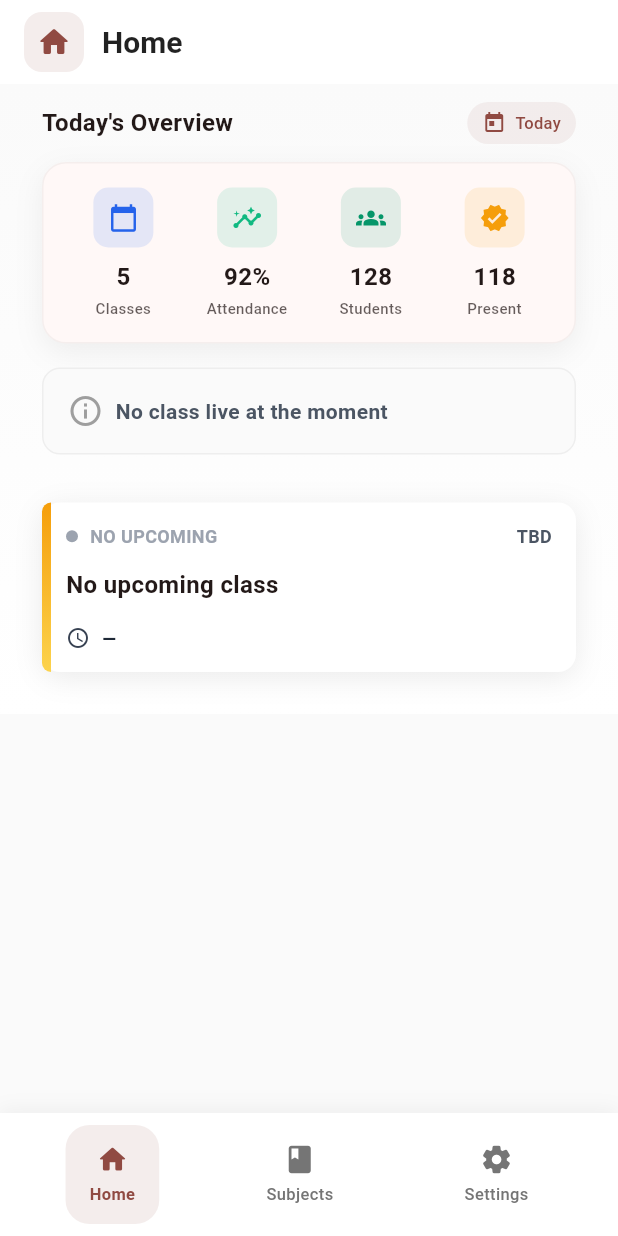
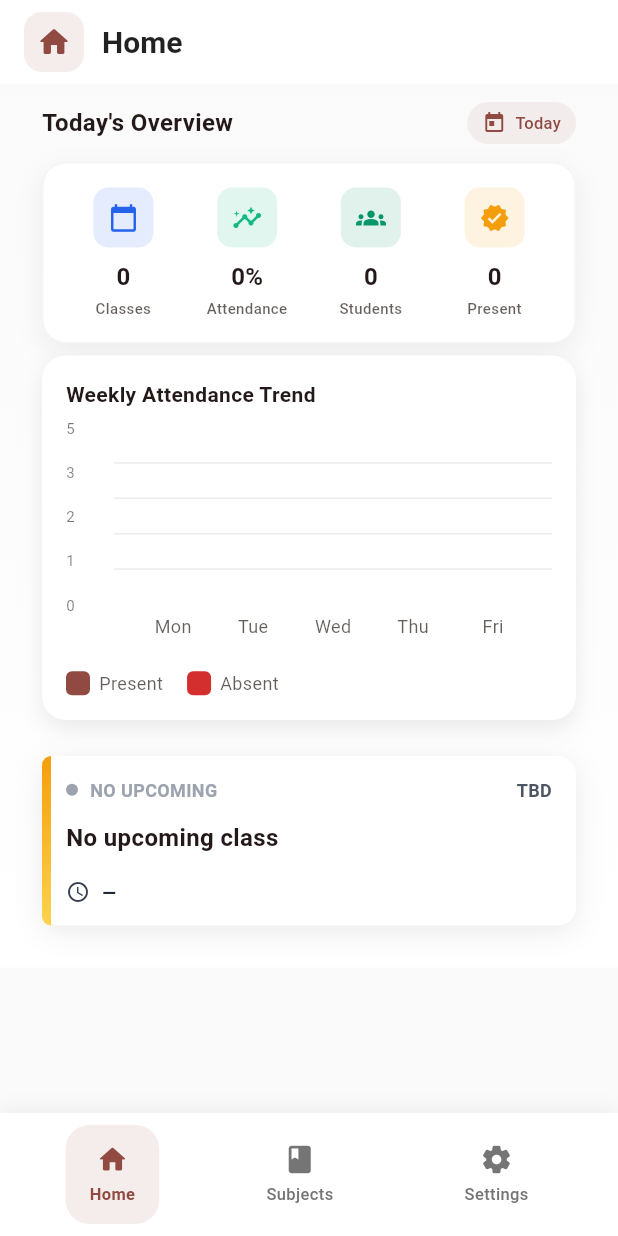
Before and after one commit to RaveZam/MyAttendance, a Flutter app: the screen it shows once a user with an empty profile is signed in, on a phone screen of 412 x 824 dp. Run offline on Flutter 3.47's test engine with Material 3 defaults, Android fonts, the phone set to English and light mode, and no system bars; drawn by our look-alikes of fl_chart; our stand-ins replace connectivity_plus, drift, drift_flutter, flutter_blue_plus, flutter_form_builder, form_builder_validators and 3 more; missing offline and left inert: flutter_ble_peripheral, mobile_scanner; accounts and stored records are empty; generated files the repository leaves out were written again.

Commit message:
Added Weekly Chart for displaying weekly absnence and present amount of students

```diff
--- a/lib/features/Teacher/features/schedule/widgets/display_current_class.dart
+++ b/lib/features/Teacher/features/schedule/widgets/display_current_class.dart
@@ -279,30 +279,7 @@ class _DisplayCurrentClassState extends State<DisplayCurrentClass>
   @override
   Widget build(BuildContext context) {
     if (_liveSchedule == null || _liveSubject == null) {
-      return Container(
-        margin: const EdgeInsets.all(16),
-        padding: const EdgeInsets.all(16),
-        decoration: BoxDecoration(
-          color: Colors.grey[50],
-          borderRadius: BorderRadius.circular(12),
-          border: Border.all(color: Colors.grey[200]!),
-        ),
-        child: Row(
-          children: [
-            Icon(Icons.info_outline, color: Colors.grey[500]),
-            const SizedBox(width: 8),
-            const Expanded(
-              child: Text(
-                'No class live at the moment',
-                style: TextStyle(
-                  color: Color(0xFF4B5563),
-                  fontWeight: FontWeight.w600,
-                ),
-              ),
-            ),
-          ],
-        ),
-      );
+      return const SizedBox.shrink();
     }
 
     return _CurrentClassCard(
--- a/lib/features/Teacher/features/students_list/pages/student_page.dart
+++ b/lib/features/Teacher/features/students_list/pages/student_page.dart
@@ -310,6 +310,7 @@ class _StudentPageState extends State<StudentPage> {
                           ),
                         ),
                         const SizedBox(height: 4),
+                        if (semesterInfo != null)
                           Text(
                             semesterInfo!,
                             style: TextStyle(
@@ -325,9 +326,6 @@ class _StudentPageState extends State<StudentPage> {
                             color: scheme.onSurfaceVariant,
                           ),
                         ),
-                        if (semesterInfo != null) ...[
-                          const SizedBox(height: 4),
-                        ],
                         const SizedBox(height: 10),
                         Row(
                           children: [
--- a/lib/features/Teacher/pages/teacher_home_page.dart
+++ b/lib/features/Teacher/pages/teacher_home_page.dart
@@ -2,6 +2,7 @@ import 'package:flutter/material.dart';
 import 'package:myattendance/core/widgets/custom_app_bar.dart';
 import 'package:myattendance/features/Teacher/features/schedule/widgets/display_current_class.dart';
 import 'package:myattendance/features/Teacher/features/schedule/widgets/display_next_class.dart';
+import 'package:myattendance/features/Teacher/widgets/chart_comparison.dart';
 import 'package:myattendance/features/Teacher/widgets/overview_section.dart';
 
 class TeacherHomePage extends StatefulWidget {
@@ -37,6 +38,7 @@ class _TeacherHomePageState extends State<TeacherHomePage> {
             child: Column(
               children: [
                 OverviewSection(),
+                ChartComparison(),
                 DisplayCurrentClass(),
                 DisplayNextClass(),
 
--- /dev/null
+++ b/lib/features/Teacher/widgets/chart_comparison.dart
@@ -0,0 +1,349 @@
+import 'dart:math';
+
+import 'package:fl_chart/fl_chart.dart';
+import 'package:flutter/material.dart';
+import 'package:intl/intl.dart';
+import 'package:myattendance/core/database/app_database.dart';
+
+class ChartComparison extends StatefulWidget {
+  const ChartComparison({super.key});
+
+  @override
+  State<ChartComparison> createState() => _ChartComparisonState();
+}
+
+class _ChartComparisonState extends State<ChartComparison> {
+  final List<int> _presentCounts = [];
+  final List<int> _absentCounts = [];
+  final List<String> _dayLabels = [];
+  final List<DateTime> _dayDates = [];
+  double _maxValue = 0;
+  bool _isLoading = true;
+
+  @override
+  void initState() {
+    super.initState();
+    _loadWeeklyTrend();
+  }
+
+  Future<void> _loadWeeklyTrend() async {
+    setState(() => _isLoading = true);
+    try {
+      final db = AppDatabase.instance;
+      final now = DateTime.now();
+      final startOfWeek = DateTime(
+        now.year,
+        now.month,
+        now.day,
+      ).subtract(Duration(days: now.weekday - 1));
+      final endOfWeek = startOfWeek.add(
+        const Duration(days: 6, hours: 23, minutes: 59, seconds: 59),
+      );
+
+      final allSessions = await (db.select(db.sessions)).get();
+      final weekSessions = allSessions.where((session) {
+        final sessionDate = session.startTime;
+        return sessionDate.isAfter(
+              startOfWeek.subtract(const Duration(seconds: 1)),
+            ) &&
+            sessionDate.isBefore(endOfWeek.add(const Duration(seconds: 1)));
+      }).toList();
+
+      final sessionIds = weekSessions.map((s) => s.id).toList();
+      final attendance = sessionIds.isNotEmpty
+          ? await db.getAttendanceBySessionIds(sessionIds)
+          : <AttendanceData>[];
+
+      _presentCounts.clear();
+      _absentCounts.clear();
+      _dayLabels.clear();
+      _dayDates.clear();
+      _maxValue = 0;
+
+      for (var index = 0; index < 7; index++) {
+        final day = startOfWeek.add(Duration(days: index));
+        // Skip Saturday (6) and Sunday (7)
+        if (day.weekday == DateTime.saturday ||
+            day.weekday == DateTime.sunday) {
+          continue;
+        }
+
+        final daySessionIds = weekSessions
+            .where((s) => _isSameDay(s.startTime, day))
+            .map((s) => s.id)
+            .toSet();
+        final dayAttendance = attendance
+            .where((a) => daySessionIds.contains(a.sessionId))
+            .toList();
+
+        final presentCount = dayAttendance.where((a) {
+          final status = a.status.toLowerCase();
+          return status == 'present' || status == 'late';
+        }).length;
+
+        final absentCount = dayAttendance
+            .where((a) => a.status.toLowerCase() == 'absent')
+            .length;
+
+        _presentCounts.add(presentCount);
+        _absentCounts.add(absentCount);
+        _dayLabels.add(DateFormat.E().format(day));
+        _dayDates.add(day);
+        _maxValue = max(_maxValue, max(presentCount, absentCount).toDouble());
+      }
+
+      if (_maxValue < 5) {
+        _maxValue = 5;
+      }
+    } catch (e) {
+      debugPrint('Failed to load weekly trend: $e');
+    } finally {
+      if (mounted) {
+        setState(() => _isLoading = false);
+      }
+    }
+  }
+
+  bool _isSameDay(DateTime a, DateTime b) {
+    return a.year == b.year && a.month == b.month && a.day == b.day;
+  }
+
+  @override
+  Widget build(BuildContext context) {
+    final scheme = Theme.of(context).colorScheme;
+    return Container(
+      margin: const EdgeInsets.symmetric(horizontal: 16, vertical: 8),
+      padding: const EdgeInsets.all(16),
+      decoration: BoxDecoration(
+        color: Colors.white,
+        borderRadius: BorderRadius.circular(16),
+        boxShadow: [
+          BoxShadow(
+            color: Colors.black.withOpacity(0.08),
+            blurRadius: 12,
+            offset: const Offset(0, 6),
+          ),
+        ],
+      ),
+      child: Column(
+        crossAxisAlignment: CrossAxisAlignment.start,
+        children: [
+          Text(
+            'Weekly Attendance Trend',
+            style: TextStyle(
+              color: scheme.onSurface,
+              fontWeight: FontWeight.w600,
+            ),
+          ),
+          const SizedBox(height: 12),
+          _isLoading
+              ? const SizedBox(
+                  height: 120,
+                  child: Center(child: CircularProgressIndicator()),
+                )
+              : SizedBox(
+                  height: 150,
+                  child: BarChart(
+                    BarChartData(
+                      minY: 0,
+                      maxY: max(_maxValue, 5),
+                      gridData: FlGridData(
+                        show: true,
+                        horizontalInterval: max(
+                          1,
+                          (_maxValue / 5).clamp(1, 10),
+                        ),
+                        drawVerticalLine: false,
+                        getDrawingHorizontalLine: (value) => FlLine(
+                          color: Colors.grey.withOpacity(0.2),
+                          strokeWidth: 1,
+                        ),
+                      ),
+                      titlesData: FlTitlesData(
+                        bottomTitles: AxisTitles(
+                          axisNameSize: 22,
+                          sideTitles: SideTitles(
+                            showTitles: true,
+                            reservedSize: 32,
+                            getTitlesWidget: (value, meta) {
+                              final index = value.toInt();
+                              final label =
+                                  index >= 0 && index < _dayLabels.length
+                                  ? _dayLabels[index]
+                                  : '';
+                              return Padding(
+                                padding: const EdgeInsets.only(top: 6),
+                                child: Text(
+                                  label,
+                                  style: TextStyle(
+                                    color: scheme.onSurface.withOpacity(0.7),
+                                    fontSize: 12,
+                                  ),
+                                ),
+                              );
+                            },
+                          ),
+                        ),
+                        leftTitles: AxisTitles(
+                          sideTitles: SideTitles(
+                            showTitles: true,
+                            interval: max(
+                              1,
+                              (_maxValue / 4).clamp(1, double.infinity),
+                            ),
+                            getTitlesWidget: (value, meta) {
+                              return Text(
+                                value.toInt().toString(),
+                                style: TextStyle(
+                                  color: scheme.onSurface.withOpacity(0.6),
+                                  fontSize: 10,
+                                ),
+                              );
+                            },
+                            reservedSize: 32,
+                          ),
+                        ),
+                        topTitles: AxisTitles(
+                          sideTitles: SideTitles(showTitles: false),
+                        ),
+                        rightTitles: AxisTitles(
+                          sideTitles: SideTitles(showTitles: false),
+                        ),
+                      ),
+                      borderData: FlBorderData(show: false),
+                      barGroups: List.generate(_dayLabels.length, (index) {
+                        return BarChartGroupData(
+                          x: index,
+                          groupVertically: false,
+                          barsSpace: 4,
+                          barRods: [
+                            BarChartRodData(
+                              toY: index < _presentCounts.length
+                                  ? _presentCounts[index].toDouble()
+                                  : 0,
+                              color: scheme.primary,
+                              width: 12,
+                              borderRadius: const BorderRadius.only(
+                                topLeft: Radius.circular(4),
+                                topRight: Radius.circular(4),
+                              ),
+                            ),
+                            BarChartRodData(
+                              toY: index < _absentCounts.length
+                                  ? _absentCounts[index].toDouble()
+                                  : 0,
+                              color: Colors.red.shade700,
+                              width: 12,
+                              borderRadius: const BorderRadius.only(
+                                topLeft: Radius.circular(4),
+                                topRight: Radius.circular(4),
+                              ),
+                            ),
+                          ],
+                        );
+                      }),
+                      groupsSpace: 8,
+                      barTouchData: BarTouchData(
+                        enabled: true,
+                        touchTooltipData: BarTouchTooltipData(
+                          getTooltipColor: (group) => Colors.white,
+                          tooltipRoundedRadius: 8,
+                          tooltipPadding: const EdgeInsets.all(8),
+                          tooltipMargin: 8,
+                          getTooltipItem: (group, groupIndex, rod, rodIndex) {
+                            final index = group.x.toInt();
+                            final present = index < _presentCounts.length
+                                ? _presentCounts[index]
+                                : 0;
+                            final absent = index < _absentCounts.length
+                                ? _absentCounts[index]
+                                : 0;
+
+                            return BarTooltipItem(
+                              '',
+                              const TextStyle(),
+                              children: [
+                                TextSpan(
+                                  text: 'Present: ',
+                                  style: TextStyle(
+                                    color: scheme.primary,
+                                    fontSize: 12,
+                                    fontWeight: FontWeight.w600,
+                                  ),
+                                ),
+                                TextSpan(
+                                  text: '$present\n',
+                                  style: TextStyle(
+                                    color: scheme.primary,
+                                    fontSize: 12,
+                                    fontWeight: FontWeight.w700,
+                                  ),
+                                ),
+                                TextSpan(
+                                  text: 'Absent: ',
+                                  style: TextStyle(
+                                    color: Colors.red.shade700,
+                                    fontSize: 12,
+                                    fontWeight: FontWeight.w600,
+                                  ),
+                                ),
+                                TextSpan(
+                                  text: '$absent',
+                                  style: TextStyle(
+                                    color: Colors.red.shade700,
+                                    fontSize: 12,
+                                    fontWeight: FontWeight.w700,
+                                  ),
+                                ),
+                              ],
+                            );
+                          },
+                        ),
+                      ),
+                    ),
+                  ),
+                ),
+          const SizedBox(height: 12),
+          Row(
+            children: [
+              _LegendDot(color: scheme.primary, label: 'Present'),
+              const SizedBox(width: 16),
+              _LegendDot(color: Colors.red.shade700, label: 'Absent'),
+            ],
+          ),
+        ],
+      ),
+    );
+  }
+}
+
+class _LegendDot extends StatelessWidget {
+  final Color color;
+  final String label;
+
+  const _LegendDot({required this.color, required this.label});
+
+  @override
+  Widget build(BuildContext context) {
+    return Row(
+      children: [
+        Container(
+          width: 16,
+          height: 16,
+          decoration: BoxDecoration(
+            color: color,
+            borderRadius: BorderRadius.circular(4),
+          ),
+        ),
+        const SizedBox(width: 6),
+        Text(
+          label,
+          style: TextStyle(
+            color: Theme.of(context).colorScheme.onSurface.withOpacity(0.7),
+            fontSize: 12,
+          ),
+        ),
+      ],
+    );
+  }
+}
--- a/lib/features/Teacher/widgets/overview_section.dart
+++ b/lib/features/Teacher/widgets/overview_section.dart
@@ -1,7 +1,97 @@
 import 'package:flutter/material.dart';
+import 'package:myattendance/core/database/app_database.dart';
 
-class OverviewSection extends StatelessWidget {
+class OverviewSection extends StatefulWidget {
   const OverviewSection({super.key});
+
+  @override
+  State<OverviewSection> createState() => _OverviewSectionState();
+}
+
+class _OverviewSectionState extends State<OverviewSection> {
+  int _classesCount = 0;
+  String _attendancePercentage = '0%';
+  int _studentsCount = 0;
+  int _presentCount = 0;
+  bool _loading = true;
+
+  @override
+  void initState() {
+    super.initState();
+    _loadTodayData();
+  }
+
+  Future<void> _loadTodayData() async {
+    setState(() => _loading = true);
+    try {
+      final db = AppDatabase.instance;
+      final now = DateTime.now();
+      final todayStart = DateTime(now.year, now.month, now.day);
+      final todayEnd = DateTime(now.year, now.month, now.day, 23, 59, 59);
+
+      // Get all sessions
+      final allSessions = await (db.select(db.sessions)).get();
+
+      // Filter sessions for today
+      final todaySessions = allSessions.where((session) {
+        final sessionDate = session.startTime;
+        return sessionDate.isAfter(
+              todayStart.subtract(const Duration(seconds: 1)),
+            ) &&
+            sessionDate.isBefore(todayEnd.add(const Duration(seconds: 1)));
+      }).toList();
+
+      _classesCount = todaySessions.length;
+
+      // Get all session IDs for today
+      final todaySessionIds = todaySessions.map((s) => s.id).toList();
+
+      // Get all attendance records for today's sessions
+      List<AttendanceData> todayAttendance = [];
+      if (todaySessionIds.isNotEmpty) {
+        todayAttendance = await db.getAttendanceBySessionIds(todaySessionIds);
+      }
+
+      // Count present students
+      _presentCount = todayAttendance
+          .where((a) => a.status.toLowerCase() == 'present')
+          .length;
+
+      // Get all unique students across all subjects
+      final allSubjects = await db.getAllSubjects();
+      Set<int> uniqueStudentIds = {};
+      for (final subject in allSubjects) {
+        final students = await db.getStudentsInSubject(subject.id);
+        for (final student in students) {
+          uniqueStudentIds.add(student.id);
+        }
+      }
+      _studentsCount = uniqueStudentIds.length;
+
+      // Calculate attendance percentage based on actual expected attendance
+      // For each session today, count students enrolled in that subject
+      int totalExpectedAttendance = 0;
+
+      for (final session in todaySessions) {
+        final students = await db.getStudentsInSubject(session.subjectId);
+        totalExpectedAttendance += students.length;
+      }
+
+      if (totalExpectedAttendance > 0) {
+        final percentage = (_presentCount / totalExpectedAttendance * 100)
+            .round();
+        _attendancePercentage = '$percentage%';
+      } else {
+        _attendancePercentage = '0%';
+      }
+    } catch (e) {
+      debugPrint('Error loading today data: $e');
+    } finally {
+      if (mounted) {
+        setState(() => _loading = false);
+      }
+    }
+  }
 
   @override
   Widget build(BuildContext context) {
@@ -51,7 +141,7 @@ class OverviewSection extends StatelessWidget {
           const SizedBox(height: 12),
           Container(
             decoration: BoxDecoration(
-              color: scheme.surface,
+              color: Colors.white,
               borderRadius: BorderRadius.circular(16),
               border: Border.all(color: Colors.black.withOpacity(0.04)),
               boxShadow: [
@@ -63,14 +153,21 @@ class OverviewSection extends StatelessWidget {
               ],
             ),
             padding: const EdgeInsets.symmetric(vertical: 16, horizontal: 16),
-            child: Row(
+            child: _loading
+                ? const Center(
+                    child: Padding(
+                      padding: EdgeInsets.all(16.0),
+                      child: CircularProgressIndicator(),
+                    ),
+                  )
+                : Row(
                     children: [
                       Expanded(
                         child: _CompactStatCard(
                           icon: Icons.calendar_today,
                           iconColor: Color(0xFF2563EB),
                           label: 'Classes',
-                    value: '5',
+                          value: _classesCount.toString(),
                         ),
                       ),
                       SizedBox(width: 8),
@@ -79,7 +176,7 @@ class OverviewSection extends StatelessWidget {
                           icon: Icons.insights,
                           iconColor: Color(0xFF10B981),
                           label: 'Attendance',
-                    value: '92%',
+                          value: _attendancePercentage,
                         ),
                       ),
                       SizedBox(width: 8),
@@ -88,7 +185,7 @@ class OverviewSection extends StatelessWidget {
                           icon: Icons.groups,
                           iconColor: Color(0xFF059669),
                           label: 'Students',
-                    value: '128',
+                          value: _studentsCount.toString(),
                         ),
                       ),
                       SizedBox(width: 8),
@@ -97,7 +194,7 @@ class OverviewSection extends StatelessWidget {
                           icon: Icons.verified,
                           iconColor: Color(0xFFF59E0B),
                           label: 'Present',
-                    value: '118',
+                          value: _presentCount.toString(),
                         ),
                       ),
                     ],
--- a/pubspec.yaml
+++ b/pubspec.yaml
@@ -48,6 +48,7 @@ dependencies:
   drift_flutter: ^0.2.6
   path_provider: ^2.1.5
   intl: ^0.20.2
+  fl_chart: ^0.70.0
   flutter_form_builder: ^10.2.0
   form_builder_validators: ^11.0.0
 
```
Also changed, not shown: lib/features/Teacher/features/class_details/pages/class_details_page.dart (+16 -16 lines), pubspec.lock. Lines whose indentation alone changed are shown as unchanged.
